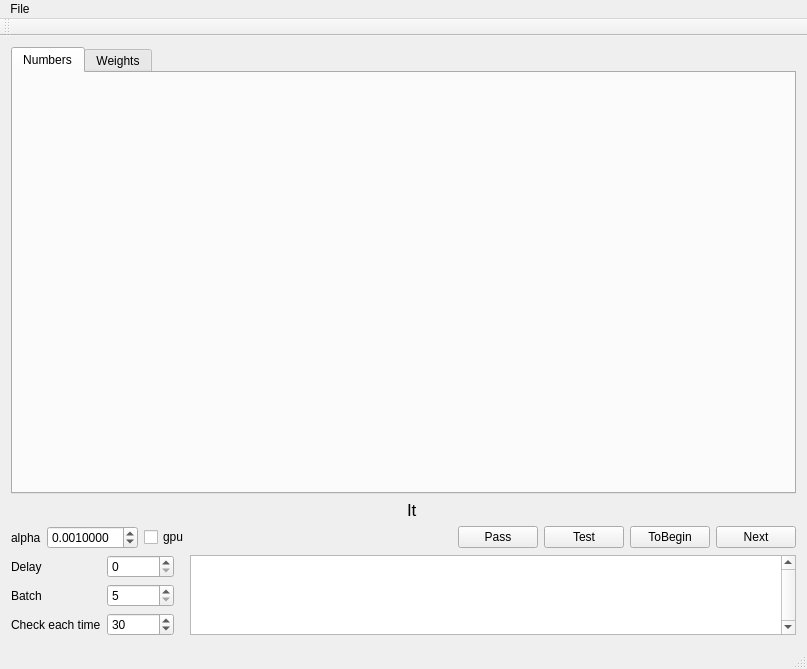
The window that mainwindow.ui (artthirt/cifarsmpl) describes before a commit, drawn with Qt 5.
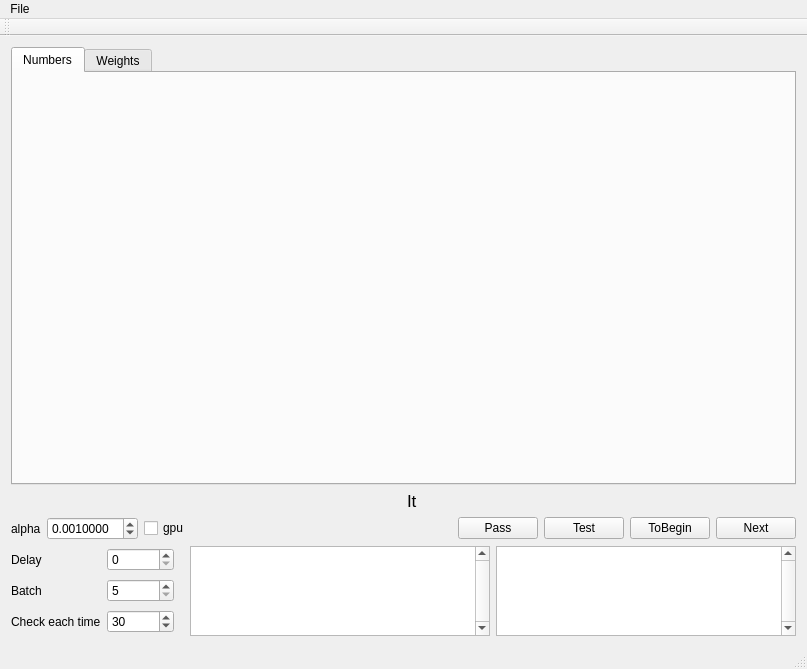
The same window after the commit. Custom widgets are drawn as their Qt base class.

```diff
--- a/mainwindow.ui
+++ b/mainwindow.ui
@@ -171,7 +171,7 @@
         <property name="maximumSize">
          <size>
           <width>16777215</width>
-          <height>80</height>
+          <height>90</height>
          </size>
         </property>
         <property name="verticalScrollBarPolicy">
@@ -246,6 +246,28 @@
         </item>
        </layout>
       </item>
+      <item row="0" column="2">
+       <widget class="QPlainTextEdit" name="pte_statistics">
+        <property name="sizePolicy">
+         <sizepolicy hsizetype="Expanding" vsizetype="Preferred">
+          <horstretch>0</horstretch>
+          <verstretch>0</verstretch>
+         </sizepolicy>
+        </property>
+        <property name="maximumSize">
+         <size>
+          <width>16777215</width>
+          <height>90</height>
+         </size>
+        </property>
+        <property name="verticalScrollBarPolicy">
+         <enum>Qt::ScrollBarAlwaysOn</enum>
+        </property>
+        <property name="horizontalScrollBarPolicy">
+         <enum>Qt::ScrollBarAlwaysOff</enum>
+        </property>
+       </widget>
+      </item>
      </layout>
     </item>
    </layout>
```
